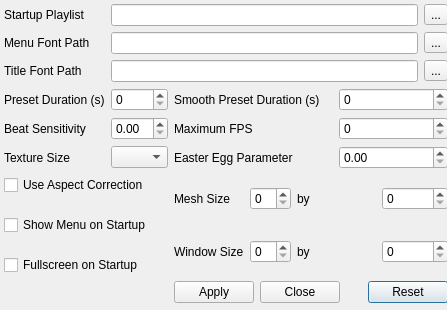
Old version of the form src/qprojectM/src/QProjectMConfigDialog.ui in the repository projectM-visualizer/projectm.
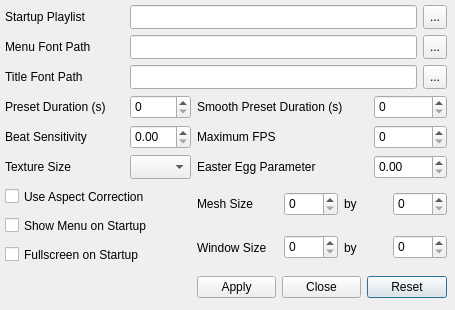
New version of the form.

Commit message: widened out the ui on the right side by millimeters

```diff
--- a/src/qprojectM/src/QProjectMConfigDialog.ui
+++ b/src/qprojectM/src/QProjectMConfigDialog.ui
@@ -5,25 +5,82 @@
    <rect>
     <x>0</x>
     <y>0</y>
-    <width>447</width>
+    <width>455</width>
     <height>310</height>
    </rect>
   </property>
   <property name="windowTitle" >
    <string>projectM Settings</string>
   </property>
-  <widget class="QWidget" name="" >
+  <widget class="QLabel" name="label" >
    <property name="geometry" >
     <rect>
-     <x>4</x>
-     <y>4</y>
-     <width>444</width>
-     <height>299</height>
+     <x>5</x>
+     <y>35</y>
+     <width>119</width>
+     <height>24</height>
     </rect>
    </property>
-   <layout class="QGridLayout" >
-    <item row="0" column="0" >
+   <property name="sizePolicy" >
+    <sizepolicy vsizetype="Preferred" hsizetype="MinimumExpanding" >
+     <horstretch>0</horstretch>
+     <verstretch>0</verstretch>
+    </sizepolicy>
+   </property>
+   <property name="minimumSize" >
+    <size>
+     <width>50</width>
+     <height>0</height>
+    </size>
+   </property>
+   <property name="text" >
+    <string>Menu Font Path</string>
+   </property>
+  </widget>
+  <widget class="QToolButton" name="fontPathToolButton" >
+   <property name="geometry" >
+    <rect>
+     <x>423</x>
+     <y>35</y>
+     <width>24</width>
+     <height>24</height>
+    </rect>
+   </property>
+   <property name="text" >
+    <string>...</string>
+   </property>
+  </widget>
+  <widget class="QLineEdit" name="menuFontPathLineEdit" >
+   <property name="geometry" >
+    <rect>
+     <x>130</x>
+     <y>35</y>
+     <width>287</width>
+     <height>24</height>
+    </rect>
+   </property>
+   <property name="sizePolicy" >
+    <sizepolicy vsizetype="Fixed" hsizetype="Expanding" >
+     <horstretch>2</horstretch>
+     <verstretch>0</verstretch>
+    </sizepolicy>
+   </property>
+   <property name="toolTip" >
+    <string>&lt;html>&lt;head>&lt;meta name="qrichtext" content="1" />&lt;style type="text/css">
+p, li { white-space: pre-wrap; }
+&lt;/style>&lt;/head>&lt;body style=" font-family:'Sans Serif'; font-size:10pt; font-weight:400; font-style:normal;">
+&lt;p style=" margin-top:0px; margin-bottom:0px; margin-left:0px; margin-right:0px; -qt-block-indent:0; text-indent:0px;">Changes the path projectM will use to search for opengl fonts&lt;/p>&lt;/body>&lt;/html></string>
+   </property>
+  </widget>
      <widget class="QLabel" name="label_2" >
+   <property name="geometry" >
+    <rect>
+     <x>5</x>
+     <y>5</y>
+     <width>119</width>
+     <height>24</height>
+    </rect>
+   </property>
       <property name="sizePolicy" >
        <sizepolicy vsizetype="Preferred" hsizetype="MinimumExpanding" >
         <horstretch>0</horstretch>
@@ -40,9 +97,28 @@
        <string>Startup Playlist</string>
       </property>
      </widget>
-    </item>
-    <item row="0" column="1" colspan="6" >
+  <widget class="QToolButton" name="startupPlaylistToolButton" >
+   <property name="geometry" >
+    <rect>
+     <x>423</x>
+     <y>5</y>
+     <width>24</width>
+     <height>24</height>
+    </rect>
+   </property>
+   <property name="text" >
+    <string>...</string>
+   </property>
+  </widget>
      <widget class="QLineEdit" name="startupPlaylistLineEdit" >
+   <property name="geometry" >
+    <rect>
+     <x>130</x>
+     <y>5</y>
+     <width>287</width>
+     <height>24</height>
+    </rect>
+   </property>
       <property name="sizePolicy" >
        <sizepolicy vsizetype="Fixed" hsizetype="Expanding" >
         <horstretch>2</horstretch>
@@ -56,107 +132,28 @@
 &lt;p style=" margin-top:0px; margin-bottom:0px; margin-left:0px; margin-right:0px; -qt-block-indent:0; text-indent:0px;">This sets the default preset playlist when qprojectM starts up. This can be either a directory path or preset playlist file. If unspecified then projectM uses a default preset directory&lt;/p>&lt;/body>&lt;/html></string>
       </property>
      </widget>
-    </item>
-    <item row="0" column="7" >
-     <widget class="QToolButton" name="startupPlaylistToolButton" >
-      <property name="text" >
-       <string>...</string>
-      </property>
-     </widget>
-    </item>
-    <item row="1" column="0" >
-     <widget class="QLabel" name="label" >
-      <property name="sizePolicy" >
-       <sizepolicy vsizetype="Preferred" hsizetype="MinimumExpanding" >
-        <horstretch>0</horstretch>
-        <verstretch>0</verstretch>
-       </sizepolicy>
-      </property>
-      <property name="minimumSize" >
-       <size>
-        <width>50</width>
-        <height>0</height>
-       </size>
-      </property>
-      <property name="text" >
-       <string>Menu Font Path</string>
-      </property>
-     </widget>
-    </item>
-    <item row="1" column="1" colspan="6" >
-     <widget class="QLineEdit" name="menuFontPathLineEdit" >
-      <property name="sizePolicy" >
-       <sizepolicy vsizetype="Fixed" hsizetype="Expanding" >
-        <horstretch>2</horstretch>
-        <verstretch>0</verstretch>
-       </sizepolicy>
-      </property>
-      <property name="toolTip" >
-       <string>&lt;html>&lt;head>&lt;meta name="qrichtext" content="1" />&lt;style type="text/css">
-p, li { white-space: pre-wrap; }
-&lt;/style>&lt;/head>&lt;body style=" font-family:'Sans Serif'; font-size:10pt; font-weight:400; font-style:normal;">
-&lt;p style=" margin-top:0px; margin-bottom:0px; margin-left:0px; margin-right:0px; -qt-block-indent:0; text-indent:0px;">Changes the path projectM will use to search for opengl fonts&lt;/p>&lt;/body>&lt;/html></string>
-      </property>
-     </widget>
-    </item>
-    <item row="1" column="7" >
-     <widget class="QToolButton" name="fontPathToolButton" >
-      <property name="text" >
-       <string>...</string>
-      </property>
-     </widget>
-    </item>
-    <item row="2" column="0" >
-     <widget class="QLabel" name="label_9" >
-      <property name="sizePolicy" >
-       <sizepolicy vsizetype="Preferred" hsizetype="MinimumExpanding" >
-        <horstretch>0</horstretch>
-        <verstretch>0</verstretch>
-       </sizepolicy>
-      </property>
-      <property name="minimumSize" >
-       <size>
-        <width>50</width>
-        <height>0</height>
-       </size>
-      </property>
-      <property name="text" >
-       <string>Title Font Path</string>
-      </property>
-     </widget>
-    </item>
-    <item row="2" column="1" colspan="6" >
-     <widget class="QLineEdit" name="titleFontPathLineEdit" >
-      <property name="sizePolicy" >
-       <sizepolicy vsizetype="Fixed" hsizetype="Expanding" >
-        <horstretch>2</horstretch>
-        <verstretch>0</verstretch>
-       </sizepolicy>
-      </property>
-      <property name="toolTip" >
-       <string>&lt;html>&lt;head>&lt;meta name="qrichtext" content="1" />&lt;style type="text/css">
-p, li { white-space: pre-wrap; }
-&lt;/style>&lt;/head>&lt;body style=" font-family:'Sans Serif'; font-size:10pt; font-weight:400; font-style:normal;">
-&lt;p style=" margin-top:0px; margin-bottom:0px; margin-left:0px; margin-right:0px; -qt-block-indent:0; text-indent:0px;">Changes the path projectM will use to search for opengl fonts&lt;/p>&lt;/body>&lt;/html></string>
-      </property>
-     </widget>
-    </item>
-    <item row="2" column="7" >
-     <widget class="QToolButton" name="titleFontPathToolButton" >
-      <property name="text" >
-       <string>...</string>
-      </property>
-     </widget>
-    </item>
-    <item row="3" column="0" >
      <widget class="QLabel" name="label_3" >
+   <property name="geometry" >
+    <rect>
+     <x>5</x>
+     <y>95</y>
+     <width>119</width>
+     <height>24</height>
+    </rect>
+   </property>
       <property name="text" >
        <string>Preset Duration (s)</string>
       </property>
      </widget>
-    </item>
-    <item row="3" column="1" >
      <widget class="QSpinBox" name="presetDurationSpinBox" >
+   <property name="geometry" >
+    <rect>
+     <x>130</x>
+     <y>95</y>
+     <width>61</width>
+     <height>24</height>
+    </rect>
+   </property>
       <property name="toolTip" >
        <string>&lt;html>&lt;head>&lt;meta name="qrichtext" content="1" />&lt;style type="text/css">
 p, li { white-space: pre-wrap; }
@@ -164,16 +161,28 @@
 &lt;p style=" margin-top:0px; margin-bottom:0px; margin-left:0px; margin-right:0px; -qt-block-indent:0; text-indent:0px;">Sets how long a preset should be played in seconds before projectM automatically switches to another in the playlist&lt;/p>&lt;/body>&lt;/html></string>
       </property>
      </widget>
-    </item>
-    <item row="3" column="2" colspan="3" >
      <widget class="QLabel" name="label_4" >
+   <property name="geometry" >
+    <rect>
+     <x>197</x>
+     <y>95</y>
+     <width>171</width>
+     <height>24</height>
+    </rect>
+   </property>
       <property name="text" >
        <string>Smooth Preset Duration (s)</string>
       </property>
      </widget>
-    </item>
-    <item row="3" column="5" colspan="3" >
      <widget class="QSpinBox" name="smoothPresetDurationSpinBox" >
+   <property name="geometry" >
+    <rect>
+     <x>374</x>
+     <y>95</y>
+     <width>73</width>
+     <height>24</height>
+    </rect>
+   </property>
       <property name="toolTip" >
        <string>&lt;html>&lt;head>&lt;meta name="qrichtext" content="1" />&lt;style type="text/css">
 p, li { white-space: pre-wrap; }
@@ -181,9 +190,15 @@
 &lt;p style=" margin-top:0px; margin-bottom:0px; margin-left:0px; margin-right:0px; -qt-block-indent:0; text-indent:0px;">Sets how long a transition occurs in seconds when smooth preset switching&lt;/p>&lt;/body>&lt;/html></string>
       </property>
      </widget>
-    </item>
-    <item row="4" column="0" >
-     <widget class="QLabel" name="label_12" >
+  <widget class="QLabel" name="label_5" >
+   <property name="geometry" >
+    <rect>
+     <x>197</x>
+     <y>229</y>
+     <width>81</width>
+     <height>37</height>
+    </rect>
+   </property>
       <property name="sizePolicy" >
        <sizepolicy vsizetype="Preferred" hsizetype="MinimumExpanding" >
         <horstretch>0</horstretch>
@@ -191,15 +206,18 @@
        </sizepolicy>
       </property>
       <property name="text" >
-       <string>Beat Sensitivity</string>
-      </property>
-     </widget>
-    </item>
-    <item row="4" column="1" >
-     <widget class="QDoubleSpinBox" name="beatSensitivitySpinBox" />
-    </item>
-    <item row="4" column="2" colspan="3" >
+    <string>Window Size</string>
+   </property>
+  </widget>
      <widget class="QLabel" name="label_6" >
+   <property name="geometry" >
+    <rect>
+     <x>197</x>
+     <y>125</y>
+     <width>171</width>
+     <height>24</height>
+    </rect>
+   </property>
       <property name="sizePolicy" >
        <sizepolicy vsizetype="Preferred" hsizetype="MinimumExpanding" >
         <horstretch>0</horstretch>
@@ -210,9 +228,15 @@
        <string>Maximum FPS</string>
       </property>
      </widget>
-    </item>
-    <item row="4" column="5" colspan="3" >
      <widget class="QSpinBox" name="maxFPSSpinBox" >
+   <property name="geometry" >
+    <rect>
+     <x>374</x>
+     <y>125</y>
+     <width>73</width>
+     <height>24</height>
+    </rect>
+   </property>
       <property name="sizePolicy" >
        <sizepolicy vsizetype="Fixed" hsizetype="MinimumExpanding" >
         <horstretch>2</horstretch>
@@ -226,9 +250,56 @@
 &lt;p style=" margin-top:0px; margin-bottom:0px; margin-left:0px; margin-right:0px; -qt-block-indent:0; text-indent:0px;">This parameter, if nonzero, limits the number of frames per second projectM will attempt to render to screen. 35 is a reasonable limit.&lt;/p>&lt;/body>&lt;/html></string>
       </property>
      </widget>
-    </item>
-    <item row="5" column="0" >
+  <widget class="QSpinBox" name="windowWidthSpinBox" >
+   <property name="geometry" >
+    <rect>
+     <x>284</x>
+     <y>235</y>
+     <width>54</width>
+     <height>24</height>
+    </rect>
+   </property>
+   <property name="toolTip" >
+    <string>&lt;html>&lt;head>&lt;meta name="qrichtext" content="1" />&lt;style type="text/css">
+p, li { white-space: pre-wrap; }
+&lt;/style>&lt;/head>&lt;body style=" font-family:'Sans Serif'; font-size:10pt; font-weight:400; font-style:normal;">
+&lt;p style=" margin-top:0px; margin-bottom:0px; margin-left:0px; margin-right:0px; -qt-block-indent:0; text-indent:0px;">This modifies the horizontal component of the startup window size &lt;/p>&lt;/body>&lt;/html></string>
+   </property>
+   <property name="whatsThis" >
+    <string>&lt;html>&lt;head>&lt;meta name="qrichtext" content="1" />&lt;style type="text/css">
+p, li { white-space: pre-wrap; }
+&lt;/style>&lt;/head>&lt;body style=" font-family:'Sans Serif'; font-size:10pt; font-weight:400; font-style:normal;">
+&lt;p style=" margin-top:0px; margin-bottom:0px; margin-left:0px; margin-right:0px; -qt-block-indent:0; text-indent:0px;">This modifies the horizontal component of the startup window size &lt;/p>&lt;/body>&lt;/html></string>
+   </property>
+  </widget>
+  <widget class="QLabel" name="label_10" >
+   <property name="geometry" >
+    <rect>
+     <x>344</x>
+     <y>185</y>
+     <width>43</width>
+     <height>38</height>
+    </rect>
+   </property>
+   <property name="sizePolicy" >
+    <sizepolicy vsizetype="Preferred" hsizetype="MinimumExpanding" >
+     <horstretch>0</horstretch>
+     <verstretch>0</verstretch>
+    </sizepolicy>
+   </property>
+   <property name="text" >
+    <string>by</string>
+   </property>
+  </widget>
      <widget class="QLabel" name="label_7" >
+   <property name="geometry" >
+    <rect>
+     <x>5</x>
+     <y>155</y>
+     <width>119</width>
+     <height>24</height>
+    </rect>
+   </property>
       <property name="sizePolicy" >
        <sizepolicy vsizetype="Preferred" hsizetype="MinimumExpanding" >
         <horstretch>0</horstretch>
@@ -239,9 +310,15 @@
        <string>Texture Size</string>
       </property>
      </widget>
-    </item>
-    <item row="5" column="1" >
      <widget class="QComboBox" name="textureSizeComboBox" >
+   <property name="geometry" >
+    <rect>
+     <x>130</x>
+     <y>155</y>
+     <width>61</width>
+     <height>24</height>
+    </rect>
+   </property>
       <property name="sizePolicy" >
        <sizepolicy vsizetype="Fixed" hsizetype="MinimumExpanding" >
         <horstretch>1</horstretch>
@@ -252,38 +329,15 @@
        <enum>QComboBox::AdjustToMinimumContentsLength</enum>
       </property>
      </widget>
-    </item>
-    <item row="5" column="2" colspan="3" >
-     <widget class="QLabel" name="label_13" >
-      <property name="sizePolicy" >
-       <sizepolicy vsizetype="Preferred" hsizetype="MinimumExpanding" >
-        <horstretch>0</horstretch>
-        <verstretch>0</verstretch>
-       </sizepolicy>
-      </property>
-      <property name="text" >
-       <string>Easter Egg Parameter</string>
-      </property>
-     </widget>
-    </item>
-    <item row="5" column="5" colspan="3" >
-     <widget class="QDoubleSpinBox" name="beatSensitivitySpinBox_2" />
-    </item>
-    <item row="6" column="0" colspan="2" >
-     <widget class="QCheckBox" name="useAspectCorrectionCheckBox" >
-      <property name="sizePolicy" >
-       <sizepolicy vsizetype="Fixed" hsizetype="MinimumExpanding" >
-        <horstretch>0</horstretch>
-        <verstretch>0</verstretch>
-       </sizepolicy>
-      </property>
-      <property name="text" >
-       <string>Use Aspect Correction</string>
-      </property>
-     </widget>
-    </item>
-    <item rowspan="2" row="6" column="2" >
      <widget class="QLabel" name="label_8" >
+   <property name="geometry" >
+    <rect>
+     <x>197</x>
+     <y>185</y>
+     <width>81</width>
+     <height>38</height>
+    </rect>
+   </property>
       <property name="sizePolicy" >
        <sizepolicy vsizetype="Preferred" hsizetype="MinimumExpanding" >
         <horstretch>0</horstretch>
@@ -294,107 +348,15 @@
        <string>Mesh Size</string>
       </property>
      </widget>
-    </item>
-    <item rowspan="2" row="6" column="3" >
-     <widget class="QSpinBox" name="meshSizeWidthSpinBox" >
-      <property name="toolTip" >
-       <string>&lt;html>&lt;head>&lt;meta name="qrichtext" content="1" />&lt;style type="text/css">
-p, li { white-space: pre-wrap; }
-&lt;/style>&lt;/head>&lt;body style=" font-family:'Sans Serif'; font-size:10pt; font-weight:400; font-style:normal;">
-&lt;p style=" margin-top:0px; margin-bottom:0px; margin-left:0px; margin-right:0px; -qt-block-indent:0; text-indent:0px; font-size:9pt;">This modifies the vertical component of the startup window size&lt;/p>&lt;/body>&lt;/html></string>
-      </property>
-     </widget>
-    </item>
-    <item rowspan="2" row="6" column="4" colspan="2" >
-     <widget class="QLabel" name="label_10" >
-      <property name="sizePolicy" >
-       <sizepolicy vsizetype="Preferred" hsizetype="MinimumExpanding" >
-        <horstretch>0</horstretch>
-        <verstretch>0</verstretch>
-       </sizepolicy>
-      </property>
-      <property name="text" >
-       <string>by</string>
-      </property>
-     </widget>
-    </item>
-    <item rowspan="2" row="6" column="6" colspan="2" >
-     <widget class="QSpinBox" name="meshSizeHeightSpinBox" >
-      <property name="toolTip" >
-       <string>&lt;html>&lt;head>&lt;meta name="qrichtext" content="1" />&lt;style type="text/css">
-p, li { white-space: pre-wrap; }
-&lt;/style>&lt;/head>&lt;body style=" font-family:'Sans Serif'; font-size:10pt; font-weight:400; font-style:normal;">
-&lt;p style=" margin-top:0px; margin-bottom:0px; margin-left:0px; margin-right:0px; -qt-block-indent:0; text-indent:0px; font-size:9pt;">This modifies the vertical component of the startup window size&lt;/p>&lt;/body>&lt;/html></string>
-      </property>
-     </widget>
-    </item>
-    <item rowspan="2" row="7" column="0" colspan="2" >
-     <widget class="QCheckBox" name="menuOnStartupCheckBox" >
-      <property name="sizePolicy" >
-       <sizepolicy vsizetype="Fixed" hsizetype="MinimumExpanding" >
-        <horstretch>0</horstretch>
-        <verstretch>0</verstretch>
-       </sizepolicy>
-      </property>
-      <property name="text" >
-       <string>Show Menu on Startup</string>
-      </property>
-     </widget>
-    </item>
-    <item rowspan="2" row="8" column="2" >
-     <widget class="QLabel" name="label_5" >
-      <property name="sizePolicy" >
-       <sizepolicy vsizetype="Preferred" hsizetype="MinimumExpanding" >
-        <horstretch>0</horstretch>
-        <verstretch>0</verstretch>
-       </sizepolicy>
-      </property>
-      <property name="text" >
-       <string>Window Size</string>
-      </property>
-     </widget>
-    </item>
-    <item rowspan="2" row="8" column="3" >
-     <widget class="QSpinBox" name="windowWidthSpinBox" >
-      <property name="toolTip" >
-       <string>&lt;html>&lt;head>&lt;meta name="qrichtext" content="1" />&lt;style type="text/css">
-p, li { white-space: pre-wrap; }
-&lt;/style>&lt;/head>&lt;body style=" font-family:'Sans Serif'; font-size:10pt; font-weight:400; font-style:normal;">
-&lt;p style=" margin-top:0px; margin-bottom:0px; margin-left:0px; margin-right:0px; -qt-block-indent:0; text-indent:0px;">This modifies the horizontal component of the startup window size &lt;/p>&lt;/body>&lt;/html></string>
-      </property>
-      <property name="whatsThis" >
-       <string>&lt;html>&lt;head>&lt;meta name="qrichtext" content="1" />&lt;style type="text/css">
-p, li { white-space: pre-wrap; }
-&lt;/style>&lt;/head>&lt;body style=" font-family:'Sans Serif'; font-size:10pt; font-weight:400; font-style:normal;">
-&lt;p style=" margin-top:0px; margin-bottom:0px; margin-left:0px; margin-right:0px; -qt-block-indent:0; text-indent:0px;">This modifies the horizontal component of the startup window size &lt;/p>&lt;/body>&lt;/html></string>
-      </property>
-     </widget>
-    </item>
-    <item rowspan="2" row="8" column="4" colspan="2" >
-     <widget class="QLabel" name="label_11" >
-      <property name="sizePolicy" >
-       <sizepolicy vsizetype="Preferred" hsizetype="MinimumExpanding" >
-        <horstretch>0</horstretch>
-        <verstretch>0</verstretch>
-       </sizepolicy>
-      </property>
-      <property name="text" >
-       <string>by</string>
-      </property>
-     </widget>
-    </item>
-    <item rowspan="2" row="8" column="6" colspan="2" >
-     <widget class="QSpinBox" name="windowHeightSpinBox" >
-      <property name="toolTip" >
-       <string>&lt;html>&lt;head>&lt;meta name="qrichtext" content="1" />&lt;style type="text/css">
-p, li { white-space: pre-wrap; }
-&lt;/style>&lt;/head>&lt;body style=" font-family:'Sans Serif'; font-size:10pt; font-weight:400; font-style:normal;">
-&lt;p style=" margin-top:0px; margin-bottom:0px; margin-left:0px; margin-right:0px; -qt-block-indent:0; text-indent:0px; font-size:9pt;">This modifies the vertical component of the startup window size&lt;/p>&lt;/body>&lt;/html></string>
-      </property>
-     </widget>
-    </item>
-    <item row="9" column="0" colspan="2" >
      <widget class="QCheckBox" name="fullscreenOnStartupCheckBox" >
+   <property name="geometry" >
+    <rect>
+     <x>5</x>
+     <y>243</y>
+     <width>186</width>
+     <height>23</height>
+    </rect>
+   </property>
       <property name="sizePolicy" >
        <sizepolicy vsizetype="Fixed" hsizetype="MinimumExpanding" >
         <horstretch>0</horstretch>
@@ -405,9 +367,34 @@
        <string>Fullscreen on Startup</string>
       </property>
      </widget>
-    </item>
-    <item row="10" column="2" colspan="6" >
+  <widget class="QCheckBox" name="menuOnStartupCheckBox" >
+   <property name="geometry" >
+    <rect>
+     <x>5</x>
+     <y>214</y>
+     <width>186</width>
+     <height>23</height>
+    </rect>
+   </property>
+   <property name="sizePolicy" >
+    <sizepolicy vsizetype="Fixed" hsizetype="MinimumExpanding" >
+     <horstretch>0</horstretch>
+     <verstretch>0</verstretch>
+    </sizepolicy>
+   </property>
+   <property name="text" >
+    <string>Show Menu on Startup</string>
+   </property>
+  </widget>
      <widget class="QDialogButtonBox" name="buttonBox" >
+   <property name="geometry" >
+    <rect>
+     <x>197</x>
+     <y>272</y>
+     <width>250</width>
+     <height>30</height>
+    </rect>
+   </property>
       <property name="layoutDirection" >
        <enum>Qt::RightToLeft</enum>
       </property>
@@ -418,8 +405,209 @@
        <set>QDialogButtonBox::Apply|QDialogButtonBox::Close|QDialogButtonBox::NoButton|QDialogButtonBox::Reset</set>
       </property>
      </widget>
-    </item>
-   </layout>
+  <widget class="QSpinBox" name="windowHeightSpinBox" >
+   <property name="geometry" >
+    <rect>
+     <x>393</x>
+     <y>235</y>
+     <width>54</width>
+     <height>24</height>
+    </rect>
+   </property>
+   <property name="toolTip" >
+    <string>&lt;html>&lt;head>&lt;meta name="qrichtext" content="1" />&lt;style type="text/css">
+p, li { white-space: pre-wrap; }
+&lt;/style>&lt;/head>&lt;body style=" font-family:'Sans Serif'; font-size:10pt; font-weight:400; font-style:normal;">
+&lt;p style=" margin-top:0px; margin-bottom:0px; margin-left:0px; margin-right:0px; -qt-block-indent:0; text-indent:0px; font-size:9pt;">This modifies the vertical component of the startup window size&lt;/p>&lt;/body>&lt;/html></string>
+   </property>
+  </widget>
+  <widget class="QLabel" name="label_11" >
+   <property name="geometry" >
+    <rect>
+     <x>344</x>
+     <y>229</y>
+     <width>43</width>
+     <height>37</height>
+    </rect>
+   </property>
+   <property name="sizePolicy" >
+    <sizepolicy vsizetype="Preferred" hsizetype="MinimumExpanding" >
+     <horstretch>0</horstretch>
+     <verstretch>0</verstretch>
+    </sizepolicy>
+   </property>
+   <property name="text" >
+    <string>by</string>
+   </property>
+  </widget>
+  <widget class="QCheckBox" name="useAspectCorrectionCheckBox" >
+   <property name="geometry" >
+    <rect>
+     <x>5</x>
+     <y>185</y>
+     <width>186</width>
+     <height>23</height>
+    </rect>
+   </property>
+   <property name="sizePolicy" >
+    <sizepolicy vsizetype="Fixed" hsizetype="MinimumExpanding" >
+     <horstretch>0</horstretch>
+     <verstretch>0</verstretch>
+    </sizepolicy>
+   </property>
+   <property name="text" >
+    <string>Use Aspect Correction</string>
+   </property>
+  </widget>
+  <widget class="QLabel" name="label_12" >
+   <property name="geometry" >
+    <rect>
+     <x>5</x>
+     <y>125</y>
+     <width>119</width>
+     <height>24</height>
+    </rect>
+   </property>
+   <property name="sizePolicy" >
+    <sizepolicy vsizetype="Preferred" hsizetype="MinimumExpanding" >
+     <horstretch>0</horstretch>
+     <verstretch>0</verstretch>
+    </sizepolicy>
+   </property>
+   <property name="text" >
+    <string>Beat Sensitivity</string>
+   </property>
+  </widget>
+  <widget class="QToolButton" name="titleFontPathToolButton" >
+   <property name="geometry" >
+    <rect>
+     <x>423</x>
+     <y>65</y>
+     <width>24</width>
+     <height>24</height>
+    </rect>
+   </property>
+   <property name="text" >
+    <string>...</string>
+   </property>
+  </widget>
+  <widget class="QLabel" name="label_9" >
+   <property name="geometry" >
+    <rect>
+     <x>5</x>
+     <y>65</y>
+     <width>119</width>
+     <height>24</height>
+    </rect>
+   </property>
+   <property name="sizePolicy" >
+    <sizepolicy vsizetype="Preferred" hsizetype="MinimumExpanding" >
+     <horstretch>0</horstretch>
+     <verstretch>0</verstretch>
+    </sizepolicy>
+   </property>
+   <property name="minimumSize" >
+    <size>
+     <width>50</width>
+     <height>0</height>
+    </size>
+   </property>
+   <property name="text" >
+    <string>Title Font Path</string>
+   </property>
+  </widget>
+  <widget class="QLineEdit" name="titleFontPathLineEdit" >
+   <property name="geometry" >
+    <rect>
+     <x>130</x>
+     <y>65</y>
+     <width>287</width>
+     <height>24</height>
+    </rect>
+   </property>
+   <property name="sizePolicy" >
+    <sizepolicy vsizetype="Fixed" hsizetype="Expanding" >
+     <horstretch>2</horstretch>
+     <verstretch>0</verstretch>
+    </sizepolicy>
+   </property>
+   <property name="toolTip" >
+    <string>&lt;html>&lt;head>&lt;meta name="qrichtext" content="1" />&lt;style type="text/css">
+p, li { white-space: pre-wrap; }
+&lt;/style>&lt;/head>&lt;body style=" font-family:'Sans Serif'; font-size:10pt; font-weight:400; font-style:normal;">
+&lt;p style=" margin-top:0px; margin-bottom:0px; margin-left:0px; margin-right:0px; -qt-block-indent:0; text-indent:0px;">Changes the path projectM will use to search for opengl fonts&lt;/p>&lt;/body>&lt;/html></string>
+   </property>
+  </widget>
+  <widget class="QDoubleSpinBox" name="beatSensitivitySpinBox" >
+   <property name="geometry" >
+    <rect>
+     <x>130</x>
+     <y>125</y>
+     <width>61</width>
+     <height>24</height>
+    </rect>
+   </property>
+  </widget>
+  <widget class="QSpinBox" name="meshSizeHeightSpinBox" >
+   <property name="geometry" >
+    <rect>
+     <x>393</x>
+     <y>192</y>
+     <width>54</width>
+     <height>24</height>
+    </rect>
+   </property>
+   <property name="toolTip" >
+    <string>&lt;html>&lt;head>&lt;meta name="qrichtext" content="1" />&lt;style type="text/css">
+p, li { white-space: pre-wrap; }
+&lt;/style>&lt;/head>&lt;body style=" font-family:'Sans Serif'; font-size:10pt; font-weight:400; font-style:normal;">
+&lt;p style=" margin-top:0px; margin-bottom:0px; margin-left:0px; margin-right:0px; -qt-block-indent:0; text-indent:0px; font-size:9pt;">This modifies the vertical component of the startup window size&lt;/p>&lt;/body>&lt;/html></string>
+   </property>
+  </widget>
+  <widget class="QSpinBox" name="meshSizeWidthSpinBox" >
+   <property name="geometry" >
+    <rect>
+     <x>284</x>
+     <y>192</y>
+     <width>54</width>
+     <height>24</height>
+    </rect>
+   </property>
+   <property name="toolTip" >
+    <string>&lt;html>&lt;head>&lt;meta name="qrichtext" content="1" />&lt;style type="text/css">
+p, li { white-space: pre-wrap; }
+&lt;/style>&lt;/head>&lt;body style=" font-family:'Sans Serif'; font-size:10pt; font-weight:400; font-style:normal;">
+&lt;p style=" margin-top:0px; margin-bottom:0px; margin-left:0px; margin-right:0px; -qt-block-indent:0; text-indent:0px; font-size:9pt;">This modifies the vertical component of the startup window size&lt;/p>&lt;/body>&lt;/html></string>
+   </property>
+  </widget>
+  <widget class="QLabel" name="label_13" >
+   <property name="geometry" >
+    <rect>
+     <x>197</x>
+     <y>155</y>
+     <width>171</width>
+     <height>24</height>
+    </rect>
+   </property>
+   <property name="sizePolicy" >
+    <sizepolicy vsizetype="Preferred" hsizetype="MinimumExpanding" >
+     <horstretch>0</horstretch>
+     <verstretch>0</verstretch>
+    </sizepolicy>
+   </property>
+   <property name="text" >
+    <string>Easter Egg Parameter</string>
+   </property>
+  </widget>
+  <widget class="QDoubleSpinBox" name="beatSensitivitySpinBox_2" >
+   <property name="geometry" >
+    <rect>
+     <x>374</x>
+     <y>155</y>
+     <width>73</width>
+     <height>24</height>
+    </rect>
+   </property>
   </widget>
  </widget>
  <resources/>
```
Lines whose indentation alone changed are shown as unchanged.
